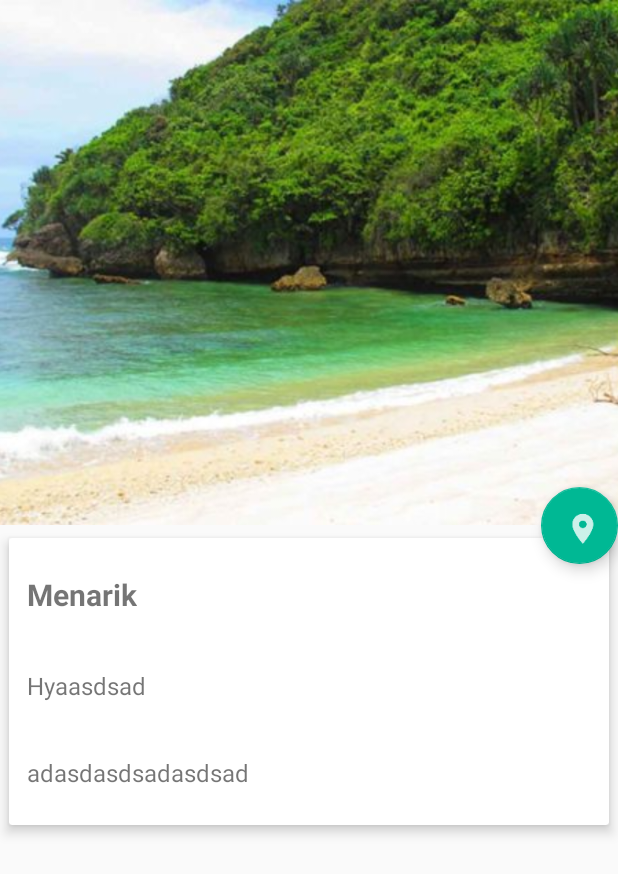
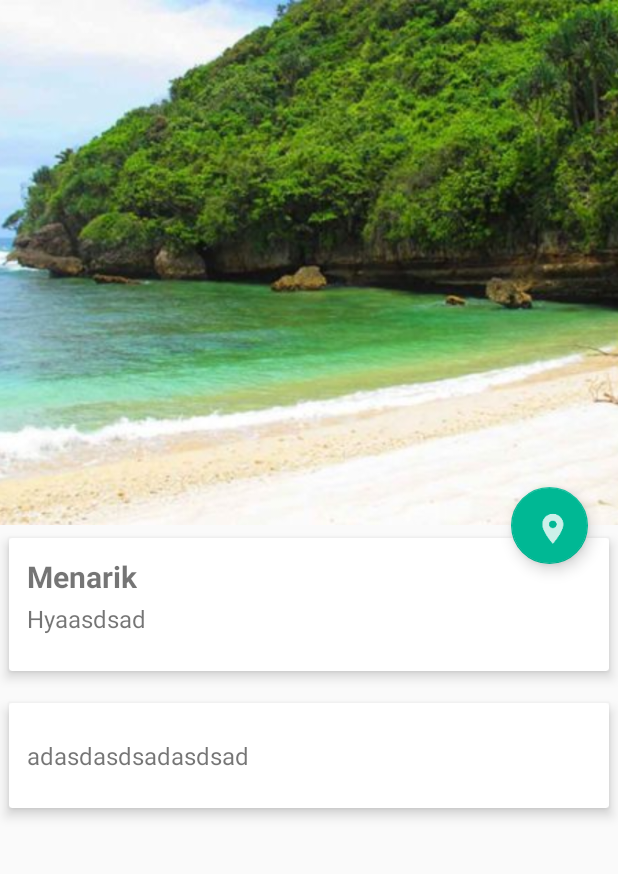
Before and after one commit to kriswidy/AplikasiDolen, an Android app: the layout activity_detail_wisata.xml on its own in the app's theme, with its tools: preview values and no code run, on a phone screen of 412 x 824 dp. Shown: the top 874 px of the screen. Run offline under Robolectric (Android 15) with nearby library versions, the phone set to English and light mode, and no system bars.

Commit message:
comment v1

```diff
--- a/app/src/main/res/layout/activity_detail_wisata.xml
+++ b/app/src/main/res/layout/activity_detail_wisata.xml
@@ -51,10 +51,16 @@
         app:layout_behavior="@string/appbar_scrolling_view_behavior"
         >
 
+        <LinearLayout
+            android:layout_width="match_parent"
+            android:layout_height="match_parent"
+            android:orientation="vertical">
+
             <android.support.v7.widget.CardView
+                android:id="@+id/cvDetail"
                 android:layout_width="match_parent"
                 android:layout_height="wrap_content"
-            android:layout_marginBottom="16dp"
+                android:layout_marginBottom="4dp"
                 app:cardElevation="5dp"
                 app:cardUseCompatPadding="true">
 
@@ -65,22 +71,39 @@
 
                     <TextView
                         android:id="@+id/tvDetailNama"
-                    android:padding="12dp"
+                        android:layout_width="wrap_content"
+                        android:layout_height="wrap_content"
+                        android:layout_marginTop="0dp"
+                        android:paddingLeft="12dp"
+                        android:paddingTop="12dp"
+                        android:text="Menarik"
                         android:textSize="20sp"
-                    android:layout_marginTop="12dp"
-                    android:textStyle="bold"
-                    android:text="Menarik"
-                    android:layout_width="wrap_content"
-                    android:layout_height="wrap_content" />
+                        android:textStyle="bold" />
 
                     <TextView
                         android:id="@+id/tvDetailAlamat"
-                    android:padding="12dp"
+                        android:paddingLeft="12dp"
+                        android:paddingBottom="12dp"
+                        android:layout_marginBottom="12dp"
                         android:textSize="16sp"
-                    android:layout_marginTop="12dp"
+                        android:layout_marginTop="3dp"
                         android:text="Hyaasdsad"
                         android:layout_width="wrap_content"
                         android:layout_height="wrap_content" />
+                </LinearLayout>
+            </android.support.v7.widget.CardView>
+
+            <android.support.v7.widget.CardView
+                android:id="@+id/cvDetail2"
+                android:layout_width="match_parent"
+                android:layout_height="wrap_content"
+                android:layout_marginBottom="4dp"
+                app:cardElevation="5dp"
+                app:cardUseCompatPadding="true">
+                <LinearLayout
+                    android:layout_width="match_parent"
+                    android:layout_height="wrap_content"
+                    android:orientation="vertical">
 
                     <TextView
                         android:id="@+id/tvDetailDeskripsi"
@@ -95,6 +118,10 @@
                 </LinearLayout>
             </android.support.v7.widget.CardView>
 
+        </LinearLayout>
+
+
+
     </android.support.v4.widget.NestedScrollView>
 
     <android.support.design.widget.FloatingActionButton
@@ -103,17 +130,12 @@
         android:layout_width="51dp"
         android:layout_height="wrap_content"
         android:src="@drawable/ic_direction"
+        android:layout_marginRight="20dp"
         app:elevation="6dp"
         app:layout_anchor="@id/app_bar_layout"
         app:layout_anchorGravity="bottom|right|end"
         app:pressedTranslationZ="12dp"
         tools:layout_editor_absoluteX="309dp" />
 
-        android:src="@drawable/ic_direction"
-        android:layout_width="wrap_content"
-        android:layout_height="wrap_content"
-        app:elevation="6dp"
-        app:pressedTranslationZ="12dp"
-        app:layout_anchor="@id/app_bar_layout"
-        app:layout_anchorGravity="bottom|right|end"/>
+
 </android.support.design.widget.CoordinatorLayout>
```
Also changed, not shown: app/src/main/res/drawable-hdpi/ic_comment.png (added), app/src/main/res/drawable-mdpi/ic_comment.png (added), app/src/main/res/drawable-xhdpi/ic_comment.png (added), app/src/main/res/drawable-xxhdpi/ic_comment.png (added), app/src/main/res/drawable-xxxhdpi/ic_comment.png (added). Lines whose indentation alone changed are shown as unchanged.
